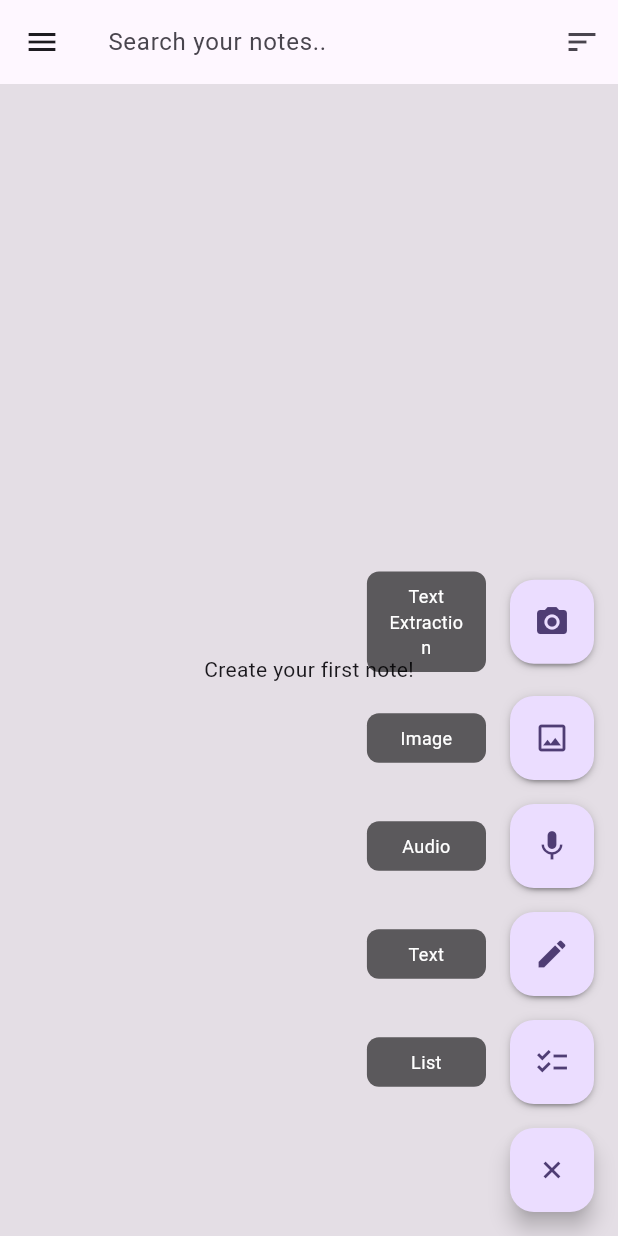
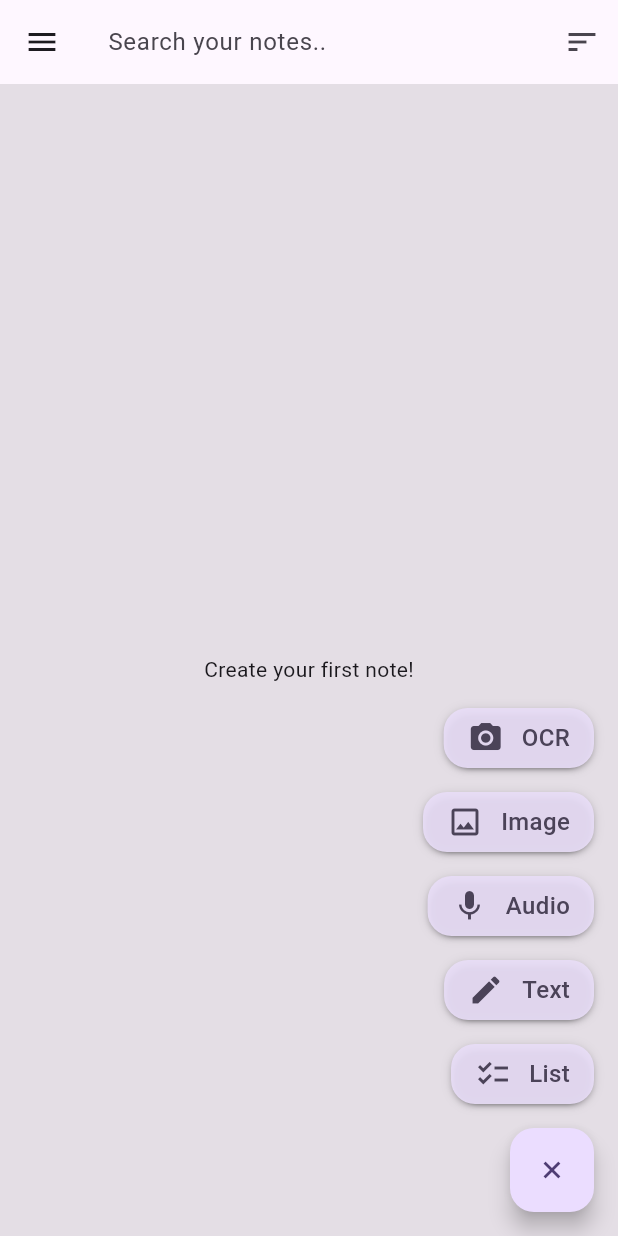
Before and after one commit to Akhil-P-Mohan/Smart-Notes, a Flutter app: the screen it shows after launch, after a tap on the "add" icon, on a phone screen of 412 x 824 dp. Run offline on Flutter 3.47's test engine with Material 3 defaults, Android fonts, the phone set to English and light mode, and no system bars; our stand-ins replace flutter_riverpod, google_fonts, hive, hive_flutter, image_cropper, image_picker and 2 more; missing offline and left inert: google_mlkit_text_recognition, record; accounts and stored records are empty.

Commit message:
updated FAB alignment

```diff
--- a/lib/screens/home/widgets/floating_action_buttons.dart
+++ b/lib/screens/home/widgets/floating_action_buttons.dart
@@ -33,7 +33,9 @@ class _FloatingActionButtonsState extends ConsumerState<FloatingActionButtons>
 
   // List of menu items to be displayed
   late final List<_MenuItem> _menuItems;
-  double _maxLabelWidth = 0.0;
+
+  // NOTE: _maxLabelWidth is no longer needed/used for the new design.
+  // double _maxLabelWidth = 0.0;
 
   @override
   void initState() {
@@ -55,7 +57,7 @@ class _FloatingActionButtonsState extends ConsumerState<FloatingActionButtons>
     _menuItems = [
       _MenuItem(
           icon: Icons.camera_alt,
-          label: 'Text Extraction',
+          label: 'OCR', // *** CHANGED: 'Text Extraction' to 'OCR' ***
           onPressed: _handleTextExtraction),
       _MenuItem(
           icon: Icons.image_outlined,
@@ -69,32 +71,15 @@ class _FloatingActionButtonsState extends ConsumerState<FloatingActionButtons>
           onPressed: _handleChecklistNote),
     ];
 
-    // Pre-calculate the max width of the labels after the first frame
-    WidgetsBinding.instance
-        .addPostFrameCallback((_) => _calculateMaxLabelWidth());
+    // NOTE: _calculateMaxLabelWidth is removed as it's not needed for the new unified box design
+    // WidgetsBinding.instance
+    //     .addPostFrameCallback((_) => _calculateMaxLabelWidth());
   }
 
-  /// Calculates the width of the longest label to ensure all option boxes have the same size.
-  void _calculateMaxLabelWidth() {
-    double maxWidth = 0;
-    for (final item in _menuItems) {
-      final textPainter = TextPainter(
-        text: TextSpan(
-            text: item.label,
-            style: const TextStyle(color: Colors.white, fontSize: 12)),
-        maxLines: 1,
-        textDirection: TextDirection.ltr,
-      )..layout();
-      if (textPainter.width > maxWidth) {
-        maxWidth = textPainter.width;
-      }
-    }
-    if (mounted) {
-      setState(() {
-        _maxLabelWidth = maxWidth;
-      });
-    }
-  }
+  // NOTE: This method is removed as it's not needed for the new unified box design
+  // void _calculateMaxLabelWidth() {
+  //   ...
+  // }
 
   @override
   void dispose() {
@@ -114,7 +99,7 @@ class _FloatingActionButtonsState extends ConsumerState<FloatingActionButtons>
     });
   }
 
-  // --- HANDLER METHODS (ALL FULLY FUNCTIONAL) ---
+  // --- HANDLER METHODS (UNCHANGED) ---
   void _createNewNoteAndNavigate(Note newNote) {
     ref.read(noteProvider.notifier).updateNote(newNote);
     if (mounted) {
@@ -241,10 +226,9 @@ class _FloatingActionButtonsState extends ConsumerState<FloatingActionButtons>
                   child: Column(
                     mainAxisAlignment: MainAxisAlignment.end,
                     crossAxisAlignment: CrossAxisAlignment.end,
-                    children: _menuItems
-                        .map((item) =>
-                            _buildOption(item, maxLabelWidth: _maxLabelWidth))
-                        .toList(),
+                    // *** MODIFIED: Removed maxLabelWidth from map/buildOption call ***
+                    children:
+                        _menuItems.map((item) => _buildOption(item)).toList(),
                   ),
                 ),
               ),
@@ -265,7 +249,8 @@ class _FloatingActionButtonsState extends ConsumerState<FloatingActionButtons>
     );
   }
 
-  Widget _buildOption(_MenuItem item, {required double maxLabelWidth}) {
+  // *** MODIFIED: Simplified to use a single container for the unified box design ***
+  Widget _buildOption(_MenuItem item) {
     final colorScheme = Theme.of(context).colorScheme;
 
     return Padding(
@@ -276,46 +261,41 @@ class _FloatingActionButtonsState extends ConsumerState<FloatingActionButtons>
           // Delay to allow the menu to start closing before executing the action
           Future.delayed(const Duration(milliseconds: 150), item.onPressed);
         },
-        // Use a transparent color to ensure the whole row is tappable
         child: Container(
-          color: Colors.transparent,
-          child: Row(
-            mainAxisAlignment: MainAxisAlignment.end,
-            children: [
-              // Label with fixed width
-              Container(
-                width: maxLabelWidth,
-                padding:
-                    const EdgeInsets.symmetric(horizontal: 12, vertical: 8),
-                decoration: BoxDecoration(
-                  color: Colors.black.withOpacity(0.6),
-                  borderRadius: BorderRadius.circular(8),
+          // Unified rectangular box
+          decoration: BoxDecoration(
+            color: colorScheme.secondaryContainer
+                .withOpacity(0.9), // Lightly colored background
+            borderRadius: BorderRadius.circular(16),
+            boxShadow: kElevationToShadow[2],
+          ),
+          margin: const EdgeInsets.only(
+              left: 48), // Push it away from the edge slightly
+          child: Padding(
+            // Padding for the content (label + icon) inside the box
+            padding: const EdgeInsets.symmetric(horizontal: 16, vertical: 8),
+            child: Row(
+              mainAxisSize: MainAxisSize.min, // Only occupy necessary width
+              children: [
+                // Icon (moved to the start of the row)
+                Icon(
+                  item.icon,
+                  color: colorScheme.onSecondaryContainer,
+                  size: 24,
                 ),
-                child: Text(
+                const SizedBox(width: 12),
+                // Label
+                Text(
                   item.label,
-                  textAlign: TextAlign.center,
-                  style: const TextStyle(
-                    color: Colors.white,
-                    fontSize: 12,
-                    decoration:
-                        TextDecoration.none, // Explicitly remove underline
+                  style: TextStyle(
+                    color: colorScheme.onSecondaryContainer,
+                    fontSize: 16,
+                    fontWeight: FontWeight.w500,
                   ),
                 ),
-              ),
-              const SizedBox(width: 16),
-              // The icon button
-              Container(
-                width: 56,
-                height: 56,
-                decoration: BoxDecoration(
-                  // FIX: Use the primary color of the FAB
-                  color: colorScheme.primaryContainer,
-                  borderRadius: BorderRadius.circular(16),
-                  boxShadow: kElevationToShadow[2],
-                ),
-                child: Icon(item.icon, color: colorScheme.onPrimaryContainer),
-              ),
-            ],
+                // You can add a Spacer or more padding here if you want the icon/text to be further apart
+              ],
+            ),
           ),
         ),
       ),
```
